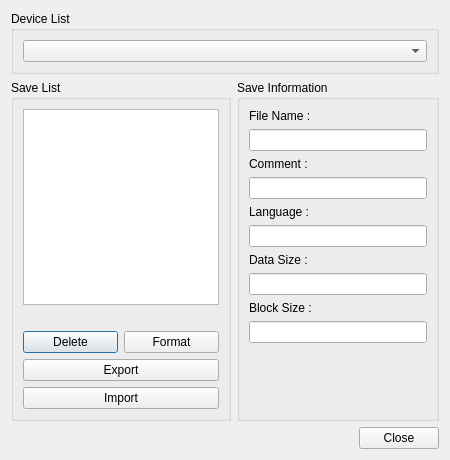
Above: yabause/src/qt/ui/UIBackupRam.ui from Yabause/yabause before the change. Below: the same form after it.
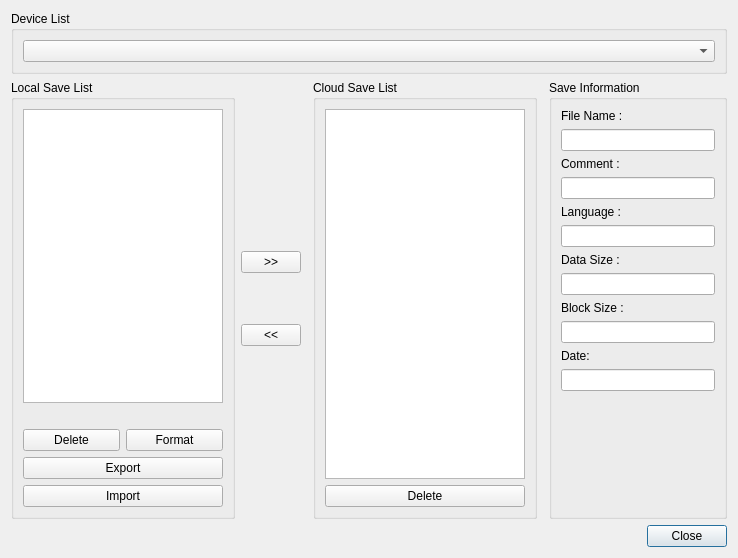
That is the form after the change.

The edit to the form file:
```diff
--- a/yabause/src/qt/ui/UIBackupRam.ui
+++ b/yabause/src/qt/ui/UIBackupRam.ui
@@ -6,80 +6,25 @@
    <rect>
     <x>0</x>
     <y>0</y>
-    <width>450</width>
-    <height>460</height>
+    <width>738</width>
+    <height>558</height>
    </rect>
   </property>
   <property name="windowTitle">
    <string>Backup Ram Manager</string>
   </property>
   <layout class="QGridLayout">
-   <item row="0" column="0" colspan="2">
-    <widget class="QGroupBox" name="gbDeviceList">
-     <property name="title">
-      <string>Device List</string>
+   <item row="2" column="0" colspan="6">
+    <widget class="QDialogButtonBox" name="dbbButton">
+     <property name="orientation">
+      <enum>Qt::Horizontal</enum>
      </property>
-     <layout class="QHBoxLayout">
-      <item>
-       <widget class="QComboBox" name="cbDeviceList"/>
-      </item>
-     </layout>
-    </widget>
-   </item>
-   <item row="1" column="0">
-    <widget class="QGroupBox" name="gbSaveList">
-     <property name="maximumSize">
-      <size>
-       <width>220</width>
-       <height>16777215</height>
-      </size>
+     <property name="standardButtons">
+      <set>QDialogButtonBox::Close</set>
      </property>
-     <property name="title">
-      <string>Save List</string>
-     </property>
-     <layout class="QVBoxLayout">
-      <item>
-       <widget class="QListWidget" name="lwSaveList"/>
-      </item>
-      <item>
-       <widget class="QLabel" name="lBlocks"/>
-      </item>
-      <item>
-       <layout class="QHBoxLayout">
-        <item>
-         <widget class="QPushButton" name="pbDelete">
-          <property name="text">
-           <string>Delete</string>
-          </property>
-         </widget>
-        </item>
-        <item>
-         <widget class="QPushButton" name="pbFormat">
-          <property name="text">
-           <string>Format</string>
-          </property>
-         </widget>
-        </item>
-       </layout>
-      </item>
-      <item>
-       <widget class="QPushButton" name="pbExport">
-        <property name="text">
-         <string>Export</string>
-        </property>
-       </widget>
-      </item>
-      <item>
-       <widget class="QPushButton" name="pbImport">
-        <property name="text">
-         <string>Import</string>
-        </property>
-       </widget>
-      </item>
-     </layout>
     </widget>
    </item>
-   <item row="1" column="1">
+   <item row="1" column="5">
     <widget class="QGroupBox" name="gbSaveInformations">
      <property name="title">
       <string>Save Information</string>
@@ -155,6 +100,16 @@
         </property>
        </widget>
       </item>
+      <item>
+       <widget class="QLabel" name="lDate">
+        <property name="text">
+         <string>Date:</string>
+        </property>
+       </widget>
+      </item>
+      <item>
+       <widget class="QLineEdit" name="leDate"/>
+      </item>
       <item>
        <spacer>
         <property name="orientation">
@@ -171,14 +126,151 @@
      </layout>
     </widget>
    </item>
-   <item row="2" column="0" colspan="2">
-    <widget class="QDialogButtonBox" name="dbbButton">
-     <property name="orientation">
-      <enum>Qt::Horizontal</enum>
+   <item row="1" column="1">
+    <layout class="QVBoxLayout" name="verticalLayout">
+     <property name="spacing">
+      <number>0</number>
      </property>
-     <property name="standardButtons">
-      <set>QDialogButtonBox::Close</set>
+     <property name="topMargin">
+      <number>120</number>
      </property>
+     <property name="bottomMargin">
+      <number>120</number>
+     </property>
+     <item>
+      <widget class="QPushButton" name="pbCopyFromLocal">
+       <property name="maximumSize">
+        <size>
+         <width>60</width>
+         <height>16777215</height>
+        </size>
+       </property>
+       <property name="text">
+        <string>&gt;&gt;</string>
+       </property>
+      </widget>
+     </item>
+     <item>
+      <widget class="QPushButton" name="pbCopyFromCloud">
+       <property name="minimumSize">
+        <size>
+         <width>0</width>
+         <height>0</height>
+        </size>
+       </property>
+       <property name="maximumSize">
+        <size>
+         <width>60</width>
+         <height>16777215</height>
+        </size>
+       </property>
+       <property name="text">
+        <string>&lt;&lt;</string>
+       </property>
+      </widget>
+     </item>
+    </layout>
+   </item>
+   <item row="1" column="0">
+    <widget class="QGroupBox" name="gbSaveList">
+     <property name="minimumSize">
+      <size>
+       <width>224</width>
+       <height>0</height>
+      </size>
+     </property>
+     <property name="maximumSize">
+      <size>
+       <width>220</width>
+       <height>16777215</height>
+      </size>
+     </property>
+     <property name="title">
+      <string>Local Save List</string>
+     </property>
+     <layout class="QVBoxLayout">
+      <item>
+       <widget class="QListWidget" name="lwSaveList"/>
+      </item>
+      <item>
+       <widget class="QLabel" name="lBlocks"/>
+      </item>
+      <item>
+       <layout class="QHBoxLayout">
+        <item>
+         <widget class="QPushButton" name="pbDelete">
+          <property name="text">
+           <string>Delete</string>
+          </property>
+         </widget>
+        </item>
+        <item>
+         <widget class="QPushButton" name="pbFormat">
+          <property name="text">
+           <string>Format</string>
+          </property>
+         </widget>
+        </item>
+       </layout>
+      </item>
+      <item>
+       <widget class="QPushButton" name="pbExport">
+        <property name="text">
+         <string>Export</string>
+        </property>
+       </widget>
+      </item>
+      <item>
+       <widget class="QPushButton" name="pbImport">
+        <property name="text">
+         <string>Import</string>
+        </property>
+       </widget>
+      </item>
+     </layout>
+    </widget>
+   </item>
+   <item row="0" column="0" colspan="6">
+    <widget class="QGroupBox" name="gbDeviceList">
+     <property name="title">
+      <string>Device List</string>
+     </property>
+     <layout class="QHBoxLayout">
+      <item>
+       <widget class="QComboBox" name="cbDeviceList"/>
+      </item>
+     </layout>
+    </widget>
+   </item>
+   <item row="1" column="3">
+    <widget class="QGroupBox" name="groupBox">
+     <property name="minimumSize">
+      <size>
+       <width>224</width>
+       <height>0</height>
+      </size>
+     </property>
+     <property name="maximumSize">
+      <size>
+       <width>220</width>
+       <height>16777215</height>
+      </size>
+     </property>
+     <property name="title">
+      <string>Cloud Save List</string>
+     </property>
+     <layout class="QVBoxLayout" name="verticalLayout_2">
+      <item>
+       <widget class="QListWidget" name="lwCloudSaveList"/>
+      </item>
+      <item>
+       <widget class="QPushButton" name="pbDeleteCloudItem">
+        <property name="text">
+         <string>Delete</string>
+        </property>
+       </widget>
+      </item>
+     </layout>
     </widget>
    </item>
   </layout>
```
